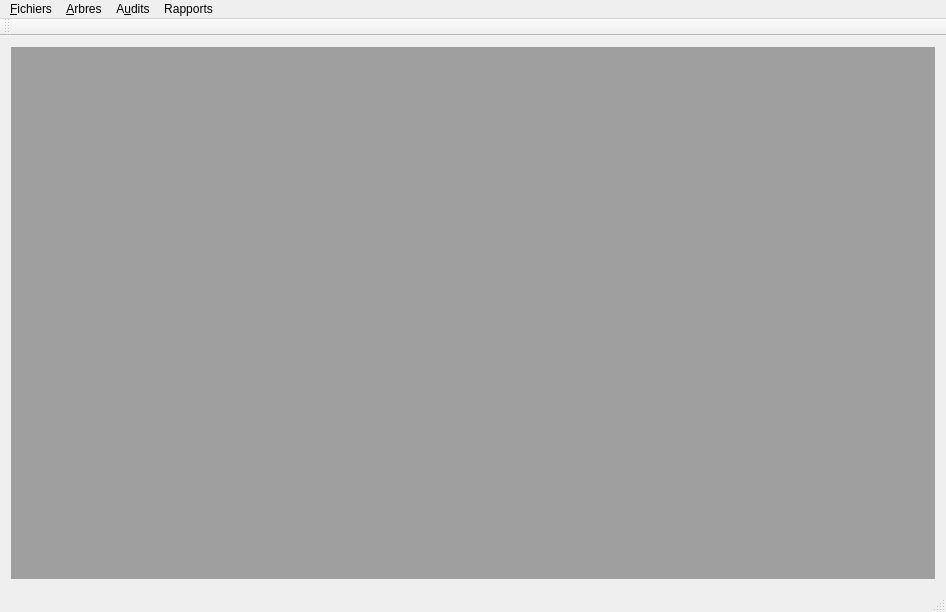
Before: the Qt Designer form mainwindow.ui in GiPiLab/ProtonClassicSuite, drawn with Qt 5.
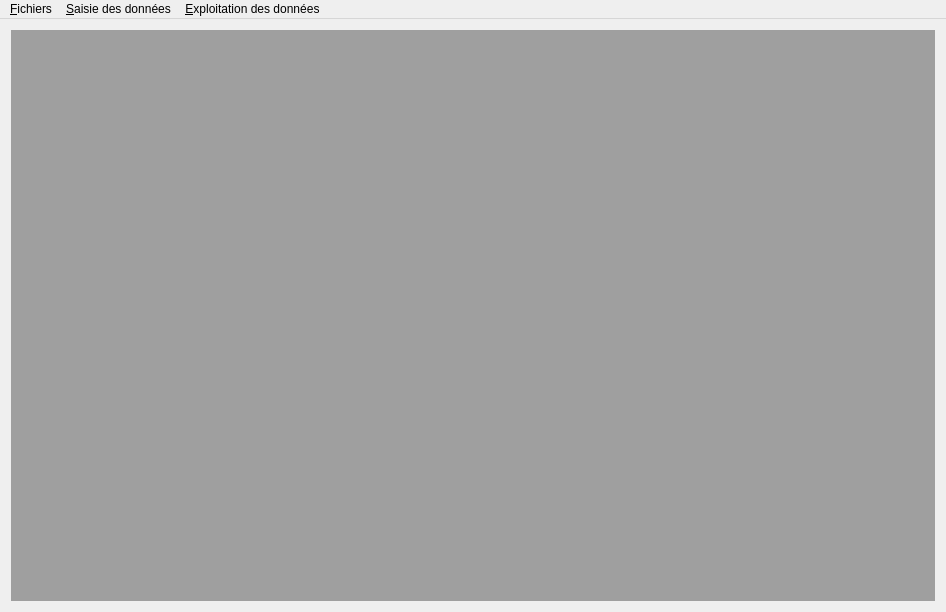
After: the same form once the commit is applied.

```diff
--- a/mainwindow.ui
+++ b/mainwindow.ui
@@ -39,38 +39,24 @@
    </widget>
    <widget class="QMenu" name="menuArbres">
     <property name="title">
-     <string>&amp;Arbres</string>
+     <string>&amp;Saisie des données</string>
     </property>
     <addaction name="actionManageTree"/>
-   </widget>
-   <widget class="QMenu" name="menuAudits">
-    <property name="title">
-     <string>A&amp;udits</string>
-    </property>
     <addaction name="actionGerer_les_audits"/>
     <addaction name="actionSaisie_des_donnees"/>
+   </widget>
+   <widget class="QMenu" name="menuAudits">
+    <property name="title">
+     <string>&amp;Exploitation des données</string>
+    </property>
     <addaction name="actionTableaux"/>
-    <addaction name="actionGraphiques"/>
-   </widget>
-   <widget class="QMenu" name="menuRapports">
-    <property name="title">
-     <string>Rapports</string>
-    </property>
+    <addaction name="actionG_n_rateur_de_rapports"/>
+    <addaction name="actionRequ_tes_personnalis_es"/>
    </widget>
    <addaction name="menuBases"/>
    <addaction name="menuArbres"/>
    <addaction name="menuAudits"/>
-   <addaction name="menuRapports"/>
   </widget>
-  <widget class="QToolBar" name="mainToolBar">
-   <attribute name="toolBarArea">
-    <enum>TopToolBarArea</enum>
-   </attribute>
-   <attribute name="toolBarBreak">
-    <bool>false</bool>
-   </attribute>
-  </widget>
-  <widget class="QStatusBar" name="statusBar"/>
   <action name="actionManageTree">
    <property name="text">
     <string>&amp;Gestion des arbres</string>
```
Left out of the diff: 24 changed lines with no effect on the pictures.
